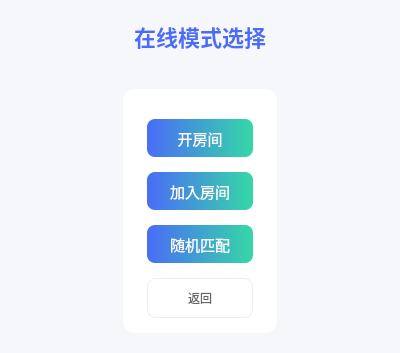
Above: client/gomokuClient/onlinechoicewidget.ui from ELUT1111/Gomoku before the change. Below: the same form after it.
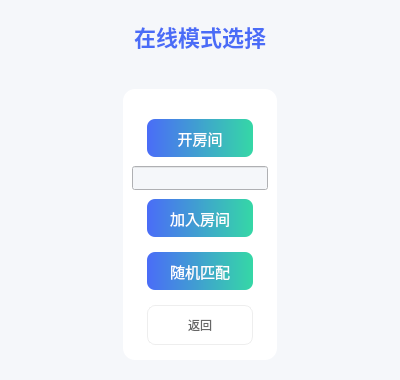
That is the form after the change.

What changed in the file:
```diff
--- a/client/gomokuClient/onlinechoicewidget.ui
+++ b/client/gomokuClient/onlinechoicewidget.ui
@@ -7,7 +7,7 @@
     <x>0</x>
     <y>0</y>
     <width>400</width>
-    <height>300</height>
+    <height>361</height>
    </rect>
   </property>
   <property name="windowTitle">
@@ -153,6 +153,9 @@
            </property>
           </widget>
          </item>
+         <item>
+          <widget class="QLineEdit" name="lineEdit_roomid"/>
+         </item>
          <item>
           <widget class="QPushButton" name="JoinRoomButton">
            <property name="sizePolicy">
@@ -163,7 +166,8 @@
            </property>
            <property name="font">
             <font>
-             <pointsize>15</pointsize>
+             <family>Microsoft YaHei</family>
+             <pointsize>-1</pointsize>
             </font>
            </property>
            <property name="text">
@@ -181,7 +185,8 @@
            </property>
            <property name="font">
             <font>
-             <pointsize>15</pointsize>
+             <family>Microsoft YaHei</family>
+             <pointsize>-1</pointsize>
             </font>
            </property>
            <property name="text">
@@ -199,7 +204,8 @@
            </property>
            <property name="font">
             <font>
-             <pointsize>12</pointsize>
+             <family>Microsoft YaHei</family>
+             <pointsize>-1</pointsize>
             </font>
            </property>
            <property name="text">
```
Left out of the diff: 23 changed lines with no effect on the pictures.
